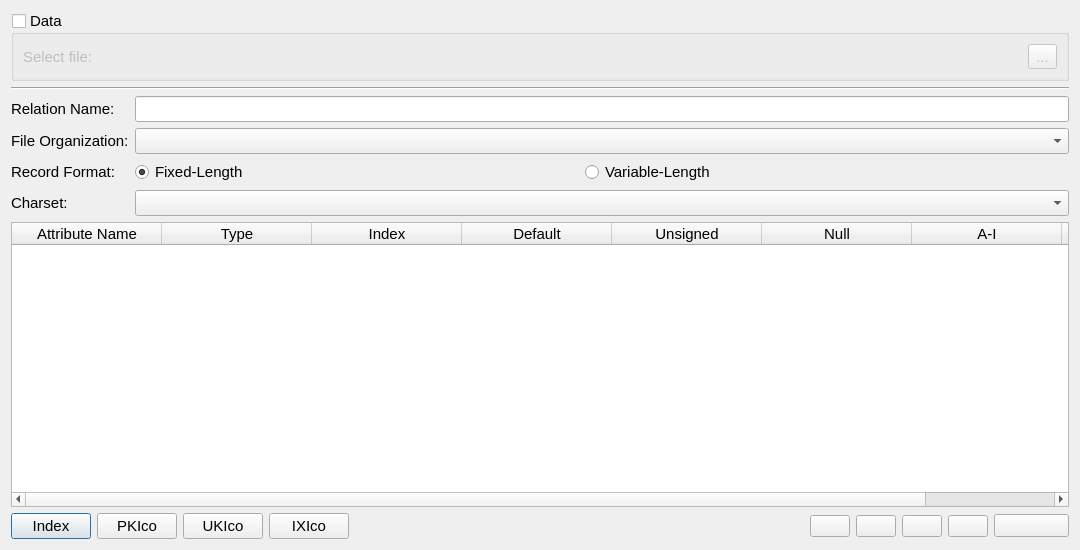
Qt form src/interface/newrelation.ui (OwenRoque/MegatronDBMS) before a commit.
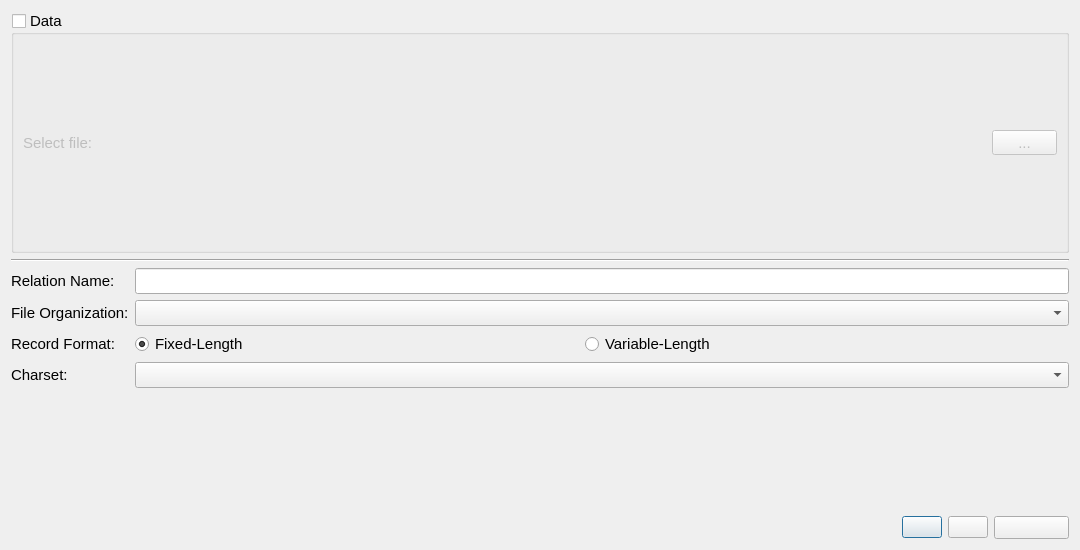
The same form after that commit. Icons and pictures are not drawn.

What changed in the file:
```diff
--- a/src/interface/newrelation.ui
+++ b/src/interface/newrelation.ui
@@ -25,7 +25,7 @@
   <property name="maximumSize">
    <size>
     <width>1080</width>
-    <height>550</height>
+    <height>850</height>
    </size>
   </property>
   <property name="font">
@@ -88,6 +88,9 @@
           <property name="orientation">
            <enum>Qt::Horizontal</enum>
           </property>
+          <property name="sizeType">
+           <enum>QSizePolicy::Expanding</enum>
+          </property>
           <property name="sizeHint" stdset="0">
            <size>
             <width>40</width>
@@ -98,9 +101,15 @@
         </item>
         <item>
          <widget class="QToolButton" name="dataToolButton">
+          <property name="minimumSize">
+           <size>
+            <width>65</width>
+            <height>0</height>
+           </size>
+          </property>
           <property name="maximumSize">
            <size>
-            <width>40</width>
+            <width>75</width>
             <height>16777215</height>
            </size>
           </property>
@@ -113,8 +122,8 @@
           </property>
           <property name="iconSize">
            <size>
-            <width>24</width>
-            <height>24</height>
+            <width>40</width>
+            <height>40</height>
            </size>
           </property>
          </widget>
@@ -258,112 +267,10 @@
        </item>
       </layout>
      </item>
-     <item>
-      <widget class="QTableWidget" name="tableWidget">
-       <property name="wordWrap">
-        <bool>true</bool>
-       </property>
-       <attribute name="horizontalHeaderVisible">
-        <bool>true</bool>
-       </attribute>
-       <attribute name="horizontalHeaderCascadingSectionResizes">
-        <bool>true</bool>
-       </attribute>
-       <attribute name="horizontalHeaderMinimumSectionSize">
-        <number>10</number>
-       </attribute>
-       <attribute name="horizontalHeaderDefaultSectionSize">
-        <number>150</number>
-       </attribute>
-       <attribute name="horizontalHeaderHighlightSections">
-        <bool>true</bool>
-       </attribute>
-       <attribute name="horizontalHeaderShowSortIndicator" stdset="0">
-        <bool>false</bool>
-       </attribute>
-       <attribute name="horizontalHeaderStretchLastSection">
-        <bool>true</bool>
-       </attribute>
-       <attribute name="verticalHeaderVisible">
-        <bool>true</bool>
-       </attribute>
-       <attribute name="verticalHeaderStretchLastSection">
-        <bool>true</bool>
-       </attribute>
-       <column>
-        <property name="text">
-         <string>Attribute Name</string>
-        </property>
-       </column>
-       <column>
-        <property name="text">
-         <string>Type</string>
-        </property>
-       </column>
-       <column>
-        <property name="text">
-         <string>Index</string>
-        </property>
-       </column>
-       <column>
-        <property name="text">
-         <string>Default</string>
-        </property>
-       </column>
-       <column>
-        <property name="text">
-         <string>Unsigned</string>
-        </property>
-       </column>
-       <column>
-        <property name="text">
-         <string>Null</string>
-        </property>
-       </column>
-       <column>
-        <property name="text">
-         <string>A-I</string>
-        </property>
-       </column>
-       <column>
-        <property name="text">
-         <string>Comment</string>
-        </property>
-       </column>
-      </widget>
-     </item>
     </layout>
    </item>
    <item>
     <layout class="QHBoxLayout" name="horizontalLayout">
-     <item>
-      <widget class="QPushButton" name="pushButton">
-       <property name="text">
-        <string>Index</string>
-       </property>
-      </widget>
-     </item>
-     <item>
-      <widget class="QPushButton" name="pushButton_2">
-       <property name="text">
-        <string>PKIco</string>
-       </property>
-      </widget>
-     </item>
-     <item>
-      <widget class="QPushButton" name="pushButton_3">
-       <property name="text">
-        <string>UKIco</string>
-       </property>
-      </widget>
-     </item>
-     <item>
-      <widget class="QPushButton" name="pushButton_4">
-       <property name="text">
-        <string>IXIco</string>
-       </property>
-      </widget>
-     </item>
      <item>
       <spacer name="horizontalSpacer_2">
        <property name="orientation">
@@ -391,6 +298,12 @@
         <iconset resource="../../resources/resources.qrc">
          <normaloff>:/rec/ico/add.ico</normaloff>:/rec/ico/add.ico</iconset>
        </property>
+       <property name="iconSize">
+        <size>
+         <width>24</width>
+         <height>24</height>
+        </size>
+       </property>
       </widget>
      </item>
      <item>
@@ -407,37 +320,11 @@
         <iconset resource="../../resources/resources.qrc">
          <normaloff>:/rec/ico/minus.ico</normaloff>:/rec/ico/minus.ico</iconset>
        </property>
-      </widget>
-     </item>
-     <item>
-      <widget class="QPushButton" name="upButton">
-       <property name="font">
-        <font>
-         <pointsize>9</pointsize>
-        </font>
-       </property>
-       <property name="text">
-        <string/>
-       </property>
-       <property name="icon">
-        <iconset resource="../../resources/resources.qrc">
-         <normaloff>:/rec/ico/up-arrow.ico</normaloff>:/rec/ico/up-arrow.ico</iconset>
-       </property>
-      </widget>
-     </item>
-     <item>
-      <widget class="QPushButton" name="downButton">
-       <property name="font">
-        <font>
-         <pointsize>9</pointsize>
-        </font>
-       </property>
-       <property name="text">
-        <string/>
-       </property>
-       <property name="icon">
-        <iconset resource="../../resources/resources.qrc">
-         <normaloff>:/rec/ico/down-arrow.ico</normaloff>:/rec/ico/down-arrow.ico</iconset>
+       <property name="iconSize">
+        <size>
+         <width>24</width>
+         <height>24</height>
+        </size>
        </property>
       </widget>
      </item>
@@ -467,6 +354,12 @@
         <iconset resource="../../resources/resources.qrc">
          <normaloff>:/rec/ico/success.ico</normaloff>:/rec/ico/success.ico</iconset>
        </property>
+       <property name="iconSize">
+        <size>
+         <width>24</width>
+         <height>24</height>
+        </size>
+       </property>
       </widget>
      </item>
     </layout>
```
